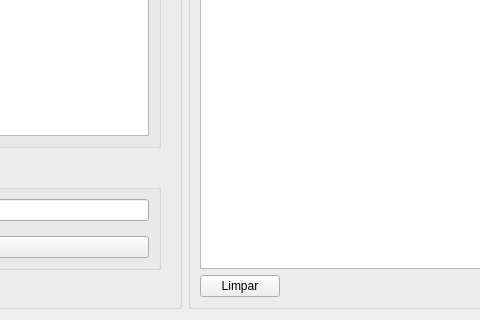
Old version of the form ui/ui_novavenda.ui in the repository adaiasreis/Projeto-MatCon; both pictures show x 298 to 778 and y 414 to 734 of the 965 by 734 pixel window.
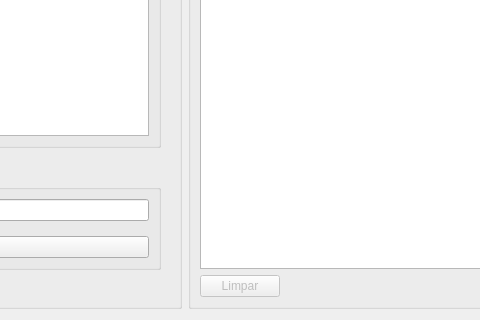
New version of the form.

Patch:
```diff
--- a/ui/ui_novavenda.ui
+++ b/ui/ui_novavenda.ui
@@ -342,6 +342,9 @@
           <layout class="QHBoxLayout" name="horizontalLayout_2">
            <item>
             <widget class="QPushButton" name="btn_limpar_itens">
+             <property name="enabled">
+              <bool>false</bool>
+             </property>
              <property name="text">
               <string>Limpar</string>
              </property>
```
Left out of the diff: 9 changed lines with no effect on the pictures.
